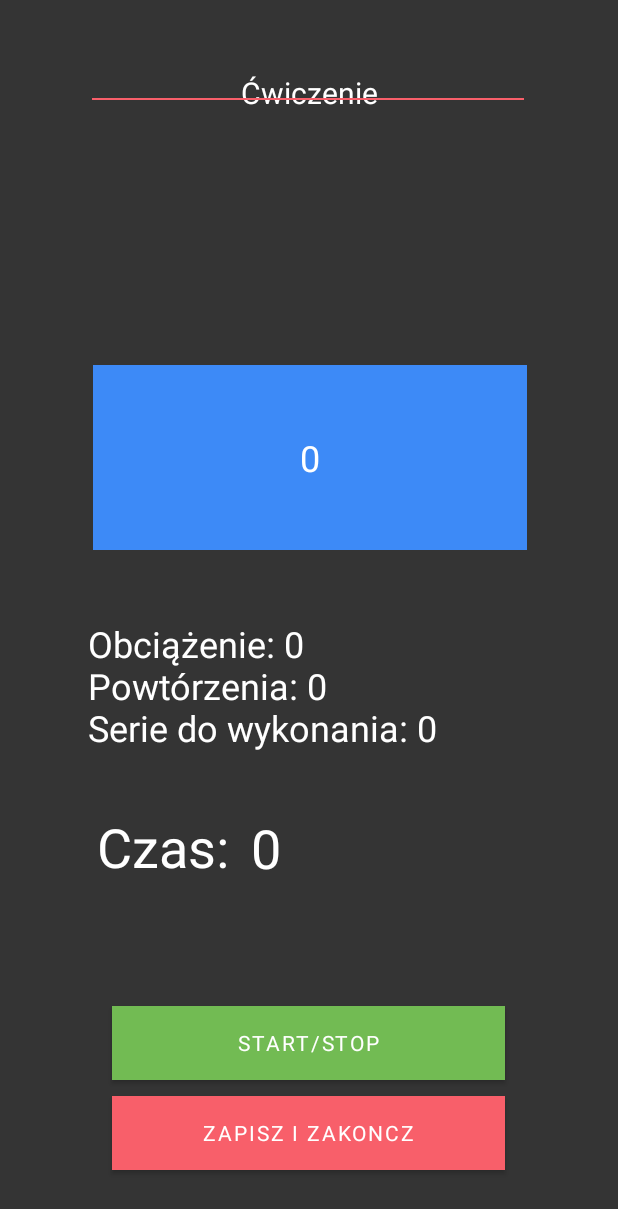
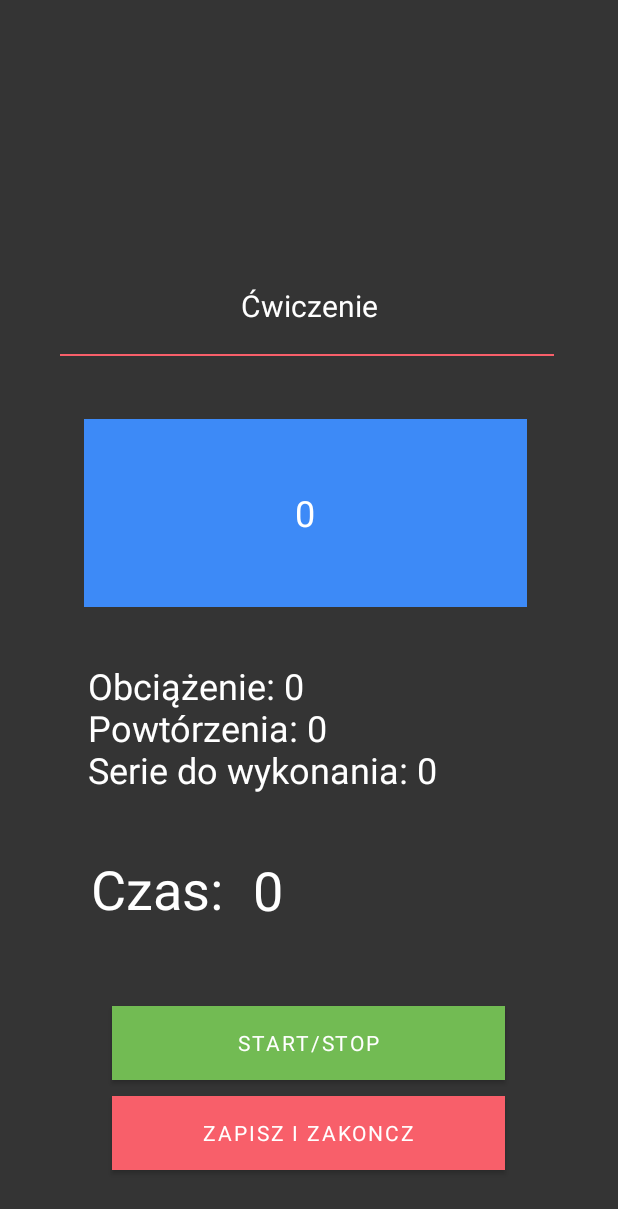
Before and after one commit to Axel2026/onsteroids, an Android app: the Cwiczenie screen opened directly, with no data from a screen before it, on a phone screen of 412 x 824 dp. Shown: the top 1209 px of the screen. Run offline under Robolectric (Android 15) with nearby library versions, the phone set to English and light mode, and no system bars; libraries missing offline, so code that uses them is left out: com.yashovardhan99.timeit; Roboto replaces fonts that are not available here; 1 statement that could not run was skipped.

Commit message:
zmieniony wygląd, jeszcze bez navbara

```diff
--- a/app/src/main/java/com/example/silowniaapp/PlanTreningu.java
+++ b/app/src/main/java/com/example/silowniaapp/PlanTreningu.java
@@ -55,7 +55,7 @@ public class PlanTreningu extends AppCompatActivity {
             b1.setOnClickListener(new View.OnClickListener() {
                 int a = kolejnyPrzycisk[0];
                 public void onClick(View v) {
-                    b1.setBackgroundResource(R.color.nawigacjaCzcionka);
+                    b1.setBackgroundResource(R.drawable.tlo_zrobione);
                     Intent intentCwiczenie = new Intent(PlanTreningu.this, Cwiczenie.class);
                     saveCw("o", seriePowtorzenia[a][0]);
                     saveCw("s", seriePowtorzenia[a][1]);
@@ -86,6 +86,7 @@ public class PlanTreningu extends AppCompatActivity {
             for (int j = 0; j < 1; j++) {
                 Button button = new Button(this);
                 String t = "O: " + seriePowtorzenia[i][0] + " S: " + seriePowtorzenia[i][1] + " P: " + seriePowtorzenia[i][2];
+                button.setBackgroundResource(R.drawable.tlo_nie_zrobione);
                 button.setText(tablicaCwiczen[i] + "  " +t);
                 button.setId(idy[i]);
                 DisplayMetrics displayMetrics = new DisplayMetrics();
--- /dev/null
+++ b/app/src/main/res/drawable/tlo_nie_zrobione.xml
@@ -0,0 +1,4 @@
+<shape xmlns:android="http://schemas.android.com/apk/res/android" android:shape="rectangle" >
+    <solid android:color="@color/tloNieZrobione" />
+    <stroke android:width="1dp" android:color="@color/black"/>
+</shape>
--- /dev/null
+++ b/app/src/main/res/drawable/tlo_zrobione.xml
@@ -0,0 +1,4 @@
+<shape xmlns:android="http://schemas.android.com/apk/res/android" android:shape="rectangle" >
+    <solid android:color="@color/tloZrobione" />
+    <stroke android:width="1dp" android:color="@color/black"/>
+</shape>
--- a/app/src/main/res/layout/ekran_cwiczenie.xml
+++ b/app/src/main/res/layout/ekran_cwiczenie.xml
@@ -37,35 +37,34 @@
 
     <TextView
         android:id="@+id/ostatniTreningTextView2"
-        android:layout_width="406dp"
-        android:layout_height="0dp"
-        android:layout_marginBottom="120dp"
+        android:layout_width="399dp"
+        android:layout_height="52dp"
         android:gravity="center"
         android:text="Ćwiczenie"
         android:textColor="@color/white"
         android:textSize="20dp"
-        app:layout_constraintBottom_toTopOf="@+id/nazwaCwiczenia"
+        app:layout_constraintBottom_toTopOf="@+id/imageView"
         app:layout_constraintEnd_toEndOf="parent"
         app:layout_constraintStart_toStartOf="parent"
-        app:layout_constraintTop_toTopOf="parent" />
+        app:layout_constraintTop_toTopOf="parent"
+        app:layout_constraintVertical_bias="1.0" />
 
     <ImageView
         android:id="@+id/imageView"
-        android:layout_width="288dp"
-        android:layout_height="132dp"
+        android:layout_width="329dp"
+        android:layout_height="13dp"
+        android:layout_marginBottom="36dp"
         android:src="@mipmap/kreska"
-        app:layout_constraintBottom_toBottomOf="parent"
+        app:layout_constraintBottom_toTopOf="@+id/nazwaCwiczenia"
         app:layout_constraintEnd_toEndOf="parent"
-        app:layout_constraintHorizontal_bias="0.495"
-        app:layout_constraintStart_toStartOf="parent"
-        app:layout_constraintTop_toTopOf="parent"
-        app:layout_constraintVertical_bias="0.0" />
+        app:layout_constraintHorizontal_bias="0.484"
+        app:layout_constraintStart_toStartOf="parent" />
 
     <TextView
         android:id="@+id/nazwaCwiczenia"
-        android:layout_width="289dp"
-        android:layout_height="0dp"
-        android:layout_marginBottom="46dp"
+        android:layout_width="295dp"
+        android:layout_height="125dp"
+        android:layout_marginBottom="36dp"
         android:background="#3d8af7"
         android:fontFamily="@font/asap_bold"
         android:gravity="center"
@@ -74,31 +73,28 @@
         android:textSize="24sp"
         app:layout_constraintBottom_toTopOf="@+id/ops"
         app:layout_constraintEnd_toEndOf="parent"
-        app:layout_constraintHorizontal_bias="0.508"
-        app:layout_constraintStart_toStartOf="parent"
-        app:layout_constraintTop_toBottomOf="@+id/ostatniTreningTextView2" />
+        app:layout_constraintHorizontal_bias="0.482"
+        app:layout_constraintStart_toStartOf="parent" />
 
     <TextView
         android:id="@+id/ops"
         android:layout_width="293dp"
         android:layout_height="112dp"
         android:layout_marginEnd="60dp"
-        android:layout_marginRight="60dp"
         android:layout_marginBottom="16dp"
         android:fontFamily="@font/asap_bold"
         android:text="Obciążenie:                      Powtórzenia:                      Serie:"
         android:textColor="#FFFFFF"
         android:textSize="24sp"
         app:layout_constraintBottom_toTopOf="@+id/czasCwiczenia"
-        app:layout_constraintEnd_toEndOf="parent"
-        app:layout_constraintTop_toBottomOf="@+id/nazwaCwiczenia" />
+        app:layout_constraintEnd_toEndOf="parent" />
 
     <TextView
         android:id="@+id/czasCwiczenia"
         android:layout_width="175dp"
         android:layout_height="79dp"
-        android:layout_marginEnd="69dp"
-        android:layout_marginBottom="204dp"
+        android:layout_marginEnd="68dp"
+        android:layout_marginBottom="176dp"
         android:fontFamily="@font/asap_bold"
         android:text="0"
         android:textColor="#FFFFFF"
@@ -111,7 +107,7 @@
         android:id="@+id/czasNazwa"
         android:layout_width="103dp"
         android:layout_height="80dp"
-        android:layout_marginEnd="244dp"
+        android:layout_marginEnd="248dp"
         android:layout_marginBottom="176dp"
         android:fontFamily="@font/asap_bold"
         android:text="Czas: "
@@ -120,5 +116,5 @@
         app:layout_constraintBottom_toBottomOf="parent"
         app:layout_constraintEnd_toEndOf="parent"
         app:layout_constraintTop_toBottomOf="@+id/ops"
-        app:layout_constraintVertical_bias="0.355" />
+        app:layout_constraintVertical_bias="1.0" />
 </androidx.constraintlayout.widget.ConstraintLayout>
--- a/app/src/main/res/layout/ekran_logowania.xml
+++ b/app/src/main/res/layout/ekran_logowania.xml
@@ -8,7 +8,7 @@
     tools:context=".LoginActivity">
 
     <ImageView
-        android:id="@+id/imageView2"
+        android:id="@+id/kreska"
         android:layout_width="353dp"
         android:layout_height="210dp"
         android:src="@mipmap/onsteroids"
--- a/app/src/main/res/layout/ekran_ostatni_trening_do_includa.xml
+++ b/app/src/main/res/layout/ekran_ostatni_trening_do_includa.xml
@@ -22,7 +22,7 @@
 
 
     <ImageView
-        android:id="@+id/imageView2"
+        android:id="@+id/kreska"
         android:layout_width="322dp"
         android:layout_height="1dp"
         android:layout_marginTop="25dp"
--- a/app/src/main/res/layout/ekran_tworzenie_planu_do_includa.xml
+++ b/app/src/main/res/layout/ekran_tworzenie_planu_do_includa.xml
@@ -22,7 +22,7 @@
 
 
     <ImageView
-        android:id="@+id/imageView2"
+        android:id="@+id/kreska"
         android:layout_width="322dp"
         android:layout_height="1dp"
         android:layout_marginTop="25dp"
--- a/app/src/main/res/values/colors.xml
+++ b/app/src/main/res/values/colors.xml
@@ -12,5 +12,9 @@
     <color name="nawigacjaCzcionka">#f85f6a</color>
     <color name="wybierz">#232323</color>
     <color name="okZielony">#72bb53</color>
+    <color name="tloZrobione">#009514</color>
+    <color name="tloNieZrobione">#9F0000</color>
+    <color name="tekstTworzeniePlanu">#EAEAEA</color>
+
 
 </resources>
```
Also changed, not shown: app/src/main/java/com/example/silowniaapp/OstatniTrening.java (+14 -2 lines), app/src/main/java/com/example/silowniaapp/TworzeniePlanu2.java (+19 -3 lines).
